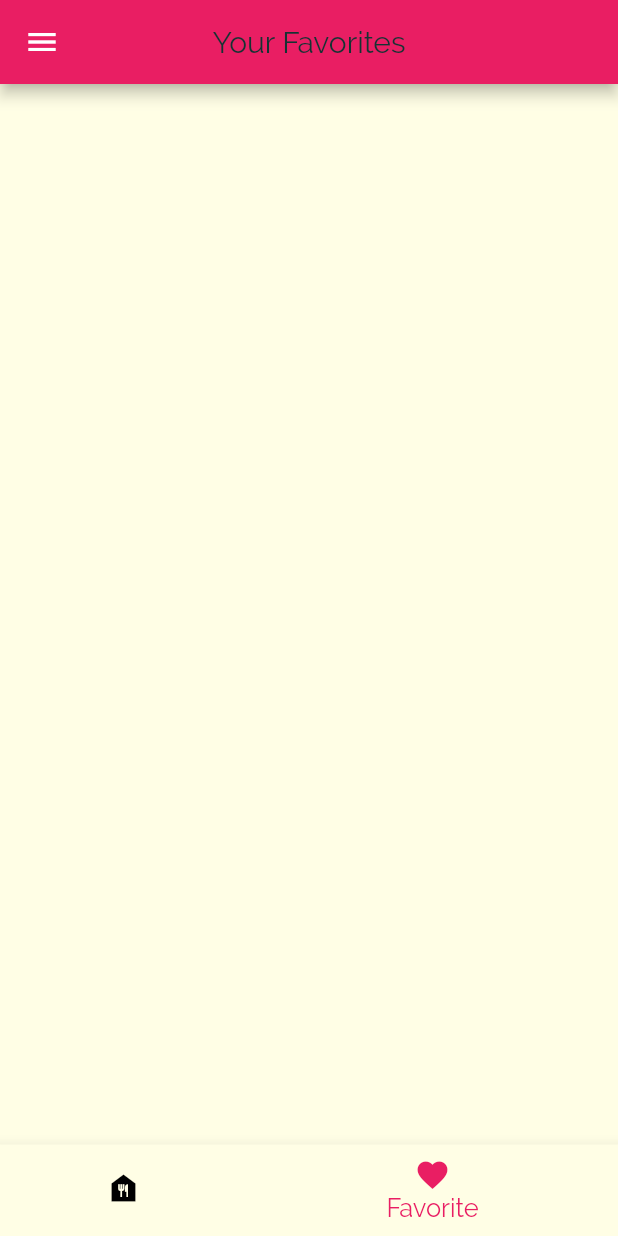
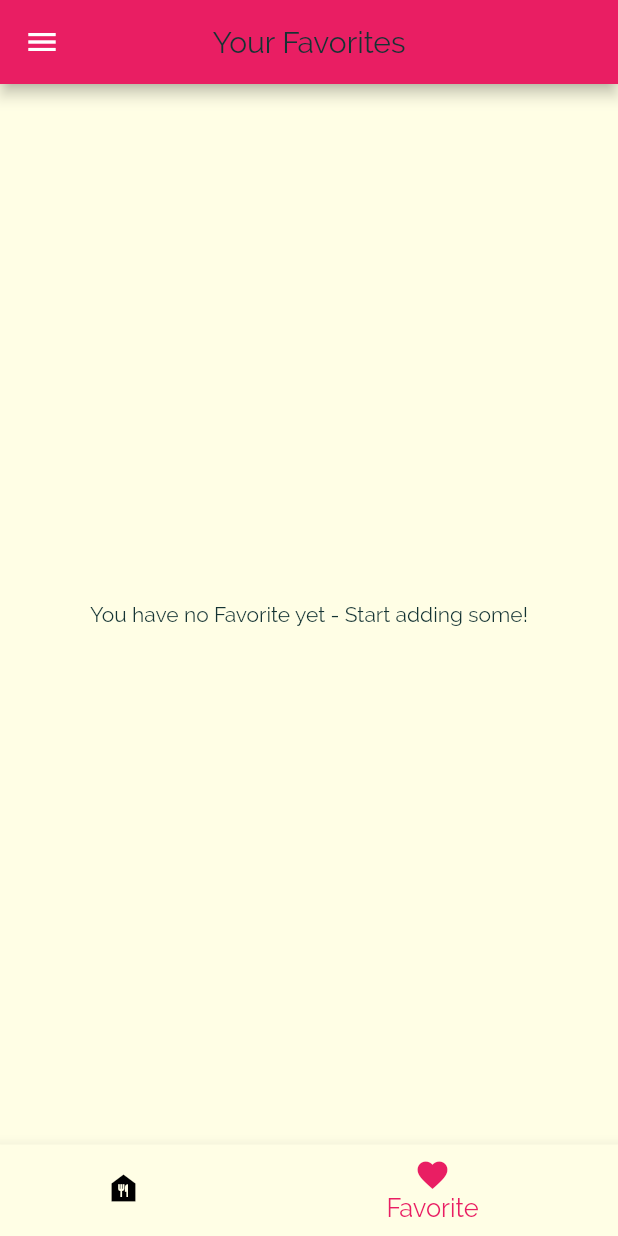
Before and after one commit to AbdullaNasarAp/mealsapp, a Flutter app: the screen it shows after launch, item 2 of the bottom bar chosen, on a phone screen of 412 x 824 dp. Run offline on Flutter 3.47's test engine with Material 2 defaults, Android fonts, the phone set to English and light mode, and no system bars; our stand-ins replace google_fonts.

Commit message:
after favorite

```diff
--- a/lib/main.dart
+++ b/lib/main.dart
@@ -23,6 +23,7 @@ class _MyAppState extends State<MyApp> {
     "vegetarian": false,
   };
   List<Meal> _availableMeals = DUMMY_MEALS;
+  List<Meal> favoriteMeals = [];
 
   void _setFilters(Map<String, bool> filterData) {
     setState(() {
@@ -44,6 +45,27 @@ class _MyAppState extends State<MyApp> {
         return true;
       }).toList();
     });
+  }
+
+  void toggleMeals(String mealId) {
+    final existingIndex = favoriteMeals.indexWhere(
+      (meal) => meal.id == mealId,
+    );
+    if (existingIndex >= 0) {
+      setState(() {
+        favoriteMeals.removeAt(existingIndex);
+      });
+    } else {
+      setState(() {
+        favoriteMeals.add(DUMMY_MEALS.firstWhere(
+          (meal) => meal.id == mealId,
+        ));
+      });
+    }
+  }
+
+  bool _isMealFavorite(String id) {
+    return favoriteMeals.any((meal) => meal.id == id);
   }
 
   @override
@@ -73,11 +95,12 @@ class _MyAppState extends State<MyApp> {
       // home: CategoriesScreen(),
       initialRoute: '/', // default is '/'
       routes: {
-        '/': (ctx) => const TabsScreen(),
+        '/': (ctx) => TabsScreen(favorMeal: favoriteMeals),
         CategoryMealsScreen.routeName: (ctx) => CategoryMealsScreen(
               availableMeals: _availableMeals,
             ),
-        MealDetailScreen.mealDetail: (context) => const MealDetailScreen(),
+        MealDetailScreen.mealDetail: (context) => MealDetailScreen(
+            toggleMeals: toggleMeals, ismealFavor: _isMealFavorite),
         FilterScreen.filterPage: (context) => FilterScreen(
               currenFilter: _filters,
               saveFilter: _setFilters,
--- a/lib/screens/category_meals_screen.dart
+++ b/lib/screens/category_meals_screen.dart
@@ -30,7 +30,7 @@ class _CategoryMealsScreenState extends State<CategoryMealsScreen> {
           ModalRoute.of(context)?.settings.arguments as Map<String, String>;
       mealsTitle = routeArgs['title'];
       final categoryId = routeArgs['id'];
-      displayMeals =widget.availableMeals.where((meal) {
+      displayMeals = widget.availableMeals.where((meal) {
         return meal.categories.contains(categoryId);
       }).toList();
       _loadingInitData = true;
@@ -58,7 +58,7 @@ class _CategoryMealsScreenState extends State<CategoryMealsScreen> {
             duration: displayMeals![index].duration,
             affordability: displayMeals![index].affordability,
             complexity: displayMeals![index].complexity,
-            removeItem: _removeMeal,
+            // removeItem: _removeMeal,
           );
         },
         itemCount: displayMeals!.length,
--- a/lib/screens/favorites.dart
+++ b/lib/screens/favorites.dart
@@ -1,11 +1,36 @@
-import 'package:flutter/src/widgets/container.dart';
-import 'package:flutter/src/widgets/framework.dart';
+import 'package:flutter/material.dart';
+import 'package:mealsapp/models/meal.dart';
+import 'package:mealsapp/widgets/meal_item.dart';
 
-class Favorites extends StatelessWidget {
-  const Favorites({super.key});
+class Favorites extends StatefulWidget {
+  final List<Meal> favor;
+  const Favorites({super.key, required this.favor});
 
   @override
+  State<Favorites> createState() => _FavoritesState();
+}
+
+class _FavoritesState extends State<Favorites> {
+  @override
   Widget build(BuildContext context) {
-    return Container();
+    if (widget.favor.isEmpty) {
+      return Center(
+        child: Text("You have no Favorite yet - Start adding some!"),
+      );
+    } else {
+      return ListView.builder(
+        itemBuilder: (ctx, index) {
+          return MealItem(
+            id: widget.favor[index].id,
+            title: widget.favor[index].title,
+            imageUrl: widget.favor[index].imageUrl,
+            duration: widget.favor[index].duration,
+            affordability: widget.favor[index].affordability,
+            complexity: widget.favor[index].complexity,
+          );
+        },
+        itemCount: widget.favor.length,
+      );
+    }
   }
 }
--- a/lib/screens/tabs.dart
+++ b/lib/screens/tabs.dart
@@ -1,6 +1,5 @@
-import 'dart:ui';
-
 import 'package:flutter/material.dart';
+import 'package:mealsapp/models/meal.dart';
 
 import 'package:mealsapp/screens/favorites.dart';
 import 'package:mealsapp/widgets/main_drawer.dart';
@@ -8,23 +7,15 @@ import 'package:mealsapp/widgets/main_drawer.dart';
 import 'categories_screen.dart';
 
 class TabsScreen extends StatefulWidget {
-  const TabsScreen({super.key});
+  final List<Meal> favorMeal;
+  const TabsScreen({super.key, required this.favorMeal});
 
   @override
   State<TabsScreen> createState() => _TabsScreenState();
 }
 
 class _TabsScreenState extends State<TabsScreen> {
-  List<Map<String, dynamic>> pages = [
-    {
-      'pages': const CategoriesScreen(),
-      'title': "Categories",
-    },
-    {
-      'pages': const Favorites(),
-      'title': 'Your Favorites',
-    },
-  ];
+  List<Map<String, dynamic>>? pages;
   int _selectedPageIndex = 0;
 
   void _selectedPage(int index) {
@@ -34,16 +25,32 @@ class _TabsScreenState extends State<TabsScreen> {
   }
 
   @override
+  void initState() {
+    pages = [
+      {
+        'pages': const CategoriesScreen(),
+        'title': "Categories",
+      },
+      {
+        'pages': Favorites(favor: widget.favorMeal),
+        'title': 'Your Favorites',
+      },
+    ];
+
+    super.initState();
+  }
+
+  @override
   Widget build(BuildContext context) {
     return SafeArea(
       child: Scaffold(
         appBar: AppBar(
           centerTitle: true,
-          title: Text(pages[_selectedPageIndex]['title'],
+          title: Text(pages![_selectedPageIndex]['title'],
               style: Theme.of(context).textTheme.bodyText1),
         ),
         drawer: MainDrawer(),
-        body: pages[_selectedPageIndex]['pages'],
+        body: pages![_selectedPageIndex]['pages'],
         bottomNavigationBar: BottomNavigationBar(
           selectedItemColor: Theme.of(context).colorScheme.primary,
           unselectedItemColor: Colors.black,
--- a/lib/widgets/meal_item.dart
+++ b/lib/widgets/meal_item.dart
@@ -10,7 +10,6 @@ class MealItem extends StatelessWidget {
   final int duration;
   final Complexity complexity;
   final Affordability affordability;
-  final Function removeItem;
 
   const MealItem({
     super.key,
@@ -20,7 +19,6 @@ class MealItem extends StatelessWidget {
     required this.affordability,
     required this.complexity,
     required this.duration,
-    required this.removeItem,
   });
 
   String get complexityText {
@@ -60,7 +58,7 @@ class MealItem extends StatelessWidget {
         .pushNamed(MealDetailScreen.mealDetail, arguments: id)
         .then((result) {
       if (result != null) {
-        removeItem(result);
+        // removeItem(result);
       }
     });
   }
```
Also changed, not shown: lib/screens/meal_detail_screen.dart (+6 -4 lines).
